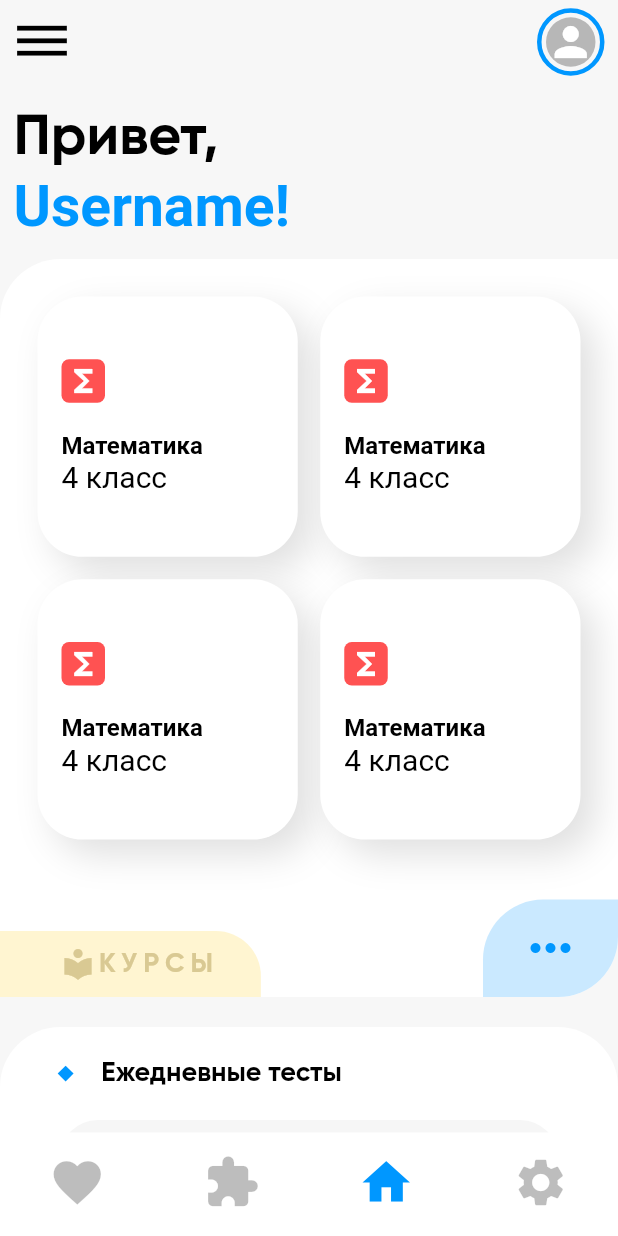
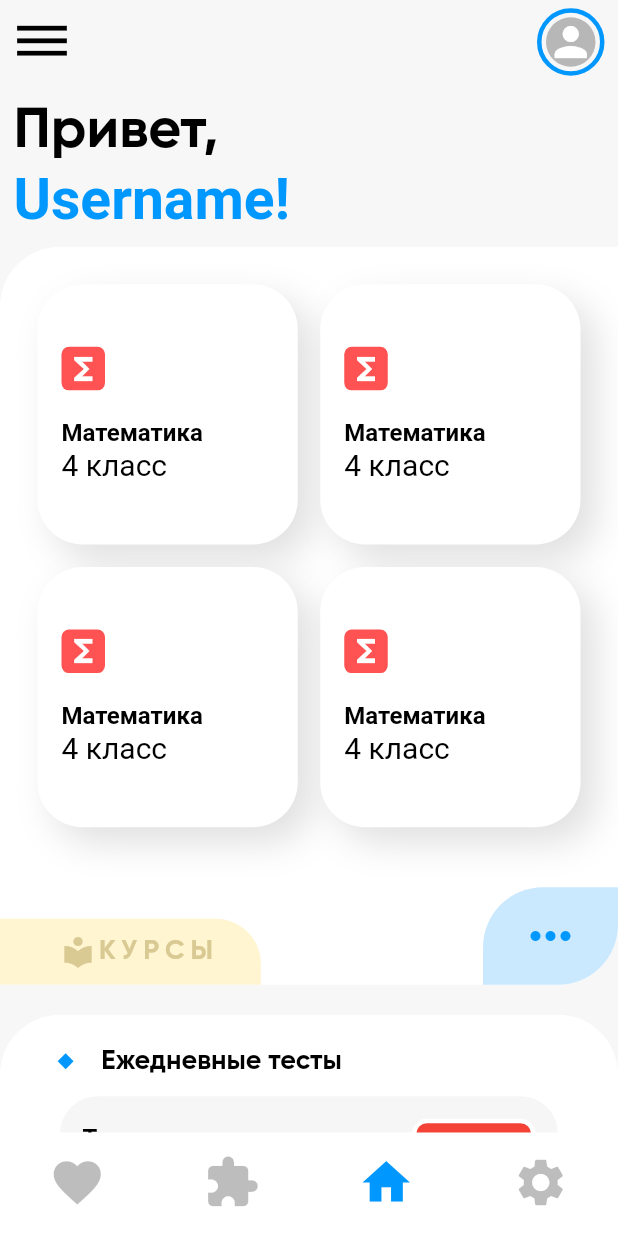
Before and after one commit to maripbekoff/Umit-app, a Flutter app: the MainPage screen opened directly, on a phone screen of 412 x 824 dp. Run offline on Flutter 3.47's test engine with Material 2 defaults, Android fonts, the phone set to English and light mode, and no system bars; our stand-ins replace bloc, equatable, firebase_auth, flutter_bloc, introduction_screen, shared_preferences; accounts and stored records are empty.

Commit message:
small fixes

```diff
--- a/lib/ui/pages/navigation/home_page/daily_test_card.dart
+++ b/lib/ui/pages/navigation/home_page/daily_test_card.dart
@@ -38,7 +38,7 @@ class DailyTestCard extends StatelessWidget {
               ),
             ],
           ),
-          SizedBox(height: 20),
+          SizedBox(height: MediaQuery.of(context).size.height * 0.015),
           FlatButton(
             onPressed: () {},
             color: Color(0xFFF6F6F6),
@@ -74,7 +74,7 @@ class DailyTestCard extends StatelessWidget {
                   ),
                 ),
                 Container(
-                  width: MediaQuery.of(context).size.width * 0.25,
+                  width: MediaQuery.of(context).size.width * 0.20,
                   height: MediaQuery.of(context).size.height * 0.1,
                   decoration: BoxDecoration(
                     color: Colors.red,
--- a/lib/ui/pages/navigation/home_page/home_page.dart
+++ b/lib/ui/pages/navigation/home_page/home_page.dart
@@ -9,7 +9,7 @@ class HomePage extends StatelessWidget {
   Widget build(BuildContext context) {
     return ListView(
       children: <Widget>[
-        SizedBox(height: MediaQuery.of(context).size.height * 0.015),
+        SizedBox(height: MediaQuery.of(context).size.height * 0.01),
         Padding(
           padding: const EdgeInsets.symmetric(horizontal: 9),
           child: RichText(
@@ -30,7 +30,7 @@ class HomePage extends StatelessWidget {
             ),
           ),
         ),
-        SizedBox(height: MediaQuery.of(context).size.height * 0.015),
+        SizedBox(height: MediaQuery.of(context).size.height * 0.01),
         Container(
           decoration: BoxDecoration(
             borderRadius: BorderRadius.only(
--- a/lib/ui/pages/navigation/settings_page/settings.page.dart
+++ b/lib/ui/pages/navigation/settings_page/settings.page.dart
@@ -17,14 +17,14 @@ class SettingsPage extends StatelessWidget {
   Widget build(BuildContext context) {
     return ListView(
       children: <Widget>[
-        SizedBox(height: MediaQuery.of(context).size.height * 0.1),
+        SizedBox(height: MediaQuery.of(context).size.height * 0.05),
         Center(
           child: Text(
             "Настройки",
-            style: TextStyle(fontSize: 50, color: Colors.black),
+            style: TextStyle(fontSize: 38, color: Colors.black),
           ),
         ),
-        SizedBox(height: MediaQuery.of(context).size.height / 6),
+        SizedBox(height: MediaQuery.of(context).size.height * 0.05),
         Container(
           decoration: BoxDecoration(
             color: Colors.white,
--- a/lib/ui/pages/navigation/tests_page/tests_page.dart
+++ b/lib/ui/pages/navigation/tests_page/tests_page.dart
@@ -32,7 +32,7 @@ class TestsPage extends StatelessWidget {
               horizontal: 9,
               vertical: MediaQuery.of(context).size.height * 0.05,
             ),
-            itemCount: 5,
+            itemCount: 10,
             shrinkWrap: true,
             primary: false,
             gridDelegate: SliverGridDelegateWithFixedCrossAxisCount(
```
